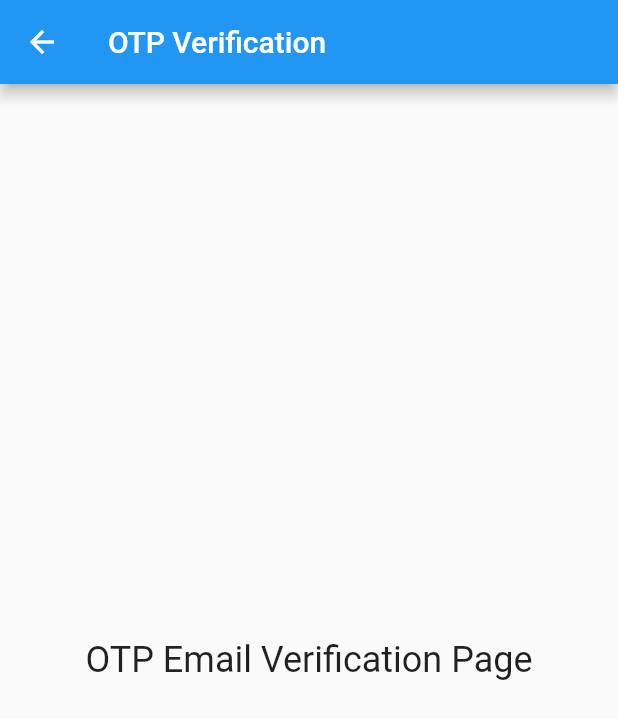
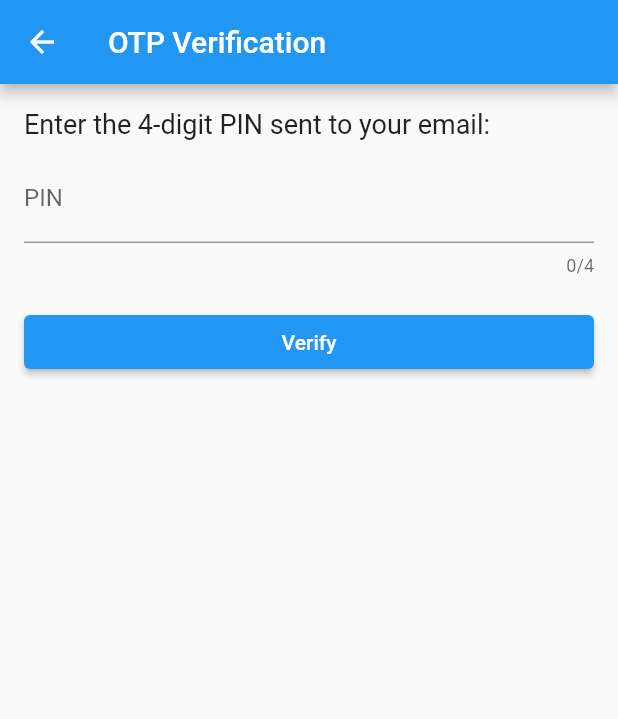
Before and after one commit to shazej/stylistasphere, a Flutter app: the OtpVerificationPage screen opened directly, on a phone screen of 412 x 824 dp. Shown: the top 719 px of the screen. Run offline on Flutter 3.47's test engine with Material 2 defaults, Android fonts, the phone set to English and light mode, and no system bars.

Commit message:
verify page added

```diff
--- a/lib/main.dart
+++ b/lib/main.dart
@@ -282,17 +282,60 @@ class _ProfilePageState extends State<ProfilePage> {
   }
 }
 
-class OtpVerificationPage extends StatelessWidget {
+class OtpVerificationPage extends StatefulWidget {
+  @override
+  _OtpVerificationPageState createState() => _OtpVerificationPageState();
+}
+
+class _OtpVerificationPageState extends State<OtpVerificationPage> {
+  String pin = '';
+
+  void _verifyButtonPressed() {
+    if (pin.length == 4) {
+      // TODO: Implement OTP verification logic
+      print('OTP Verified');
+    } else {
+      final snackBar = SnackBar(
+        content: Text('Please enter a valid 4-digit PIN'),
+      );
+      ScaffoldMessenger.of(context).showSnackBar(snackBar);
+    }
+  }
+
   @override
   Widget build(BuildContext context) {
     return Scaffold(
       appBar: AppBar(
         title: Text('OTP Verification'),
       ),
-      body: Center(
-        child: Text(
-          'OTP Email Verification Page',
-          style: TextStyle(fontSize: 24),
+      body: Padding(
+        padding: EdgeInsets.all(16.0),
+        child: Column(
+          crossAxisAlignment: CrossAxisAlignment.stretch,
+          children: [
+            Text(
+              'Enter the 4-digit PIN sent to your email:',
+              style: TextStyle(fontSize: 18),
+            ),
+            SizedBox(height: 10),
+            TextField(
+              onChanged: (value) {
+                setState(() {
+                  pin = value;
+                });
+              },
+              keyboardType: TextInputType.number,
+              maxLength: 4,
+              decoration: InputDecoration(
+                labelText: 'PIN',
+              ),
+            ),
+            SizedBox(height: 20),
+            ElevatedButton(
+              onPressed: _verifyButtonPressed,
+              child: Text('Verify'),
+            ),
+          ],
         ),
       ),
     );
```
